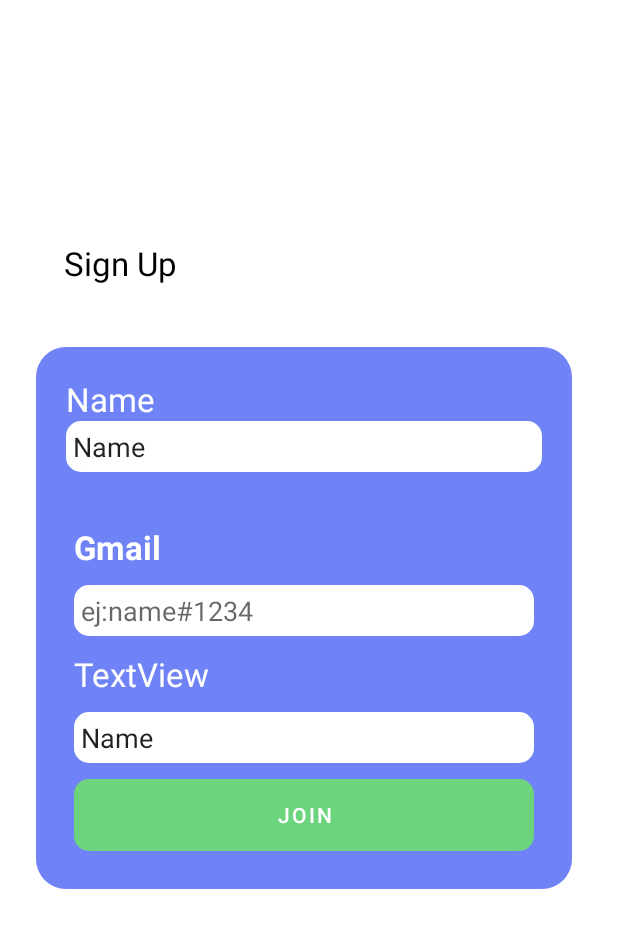
After one commit to tipeXwins/tipexlunch, an Android app: the layout fragment_register.xml on its own in the app's theme, with its tools: preview values and no code run, on a phone screen of 412 x 824 dp. The commit adds this screen. Shown: the top 928 px of the screen. Run offline under Robolectric (Android 15) with nearby library versions, the phone set to English and light mode, and no system bars.

Commit message:
layer login register

```diff
--- /dev/null
+++ b/app/src/main/res/layout/fragment_register.xml
@@ -0,0 +1,116 @@
+<?xml version="1.0" encoding="utf-8"?>
+<LinearLayout xmlns:android="http://schemas.android.com/apk/res/android"
+    xmlns:app="http://schemas.android.com/apk/res-auto"
+    xmlns:tools="http://schemas.android.com/tools"
+    android:layout_width="match_parent"
+    android:layout_height="match_parent"
+    android:orientation="vertical">
+
+    <androidx.constraintlayout.widget.ConstraintLayout
+        android:layout_width="match_parent"
+        android:layout_height="match_parent">
+
+        <TextView
+            android:id="@+id/textView6"
+            android:layout_width="wrap_content"
+            android:layout_height="wrap_content"
+            android:text="@string/signUp"
+            android:textAppearance="@style/deffont"
+            android:textColor="#000000"
+            app:layout_constraintBottom_toTopOf="@+id/linearLayout"
+            app:layout_constraintEnd_toEndOf="parent"
+            app:layout_constraintHorizontal_bias="0.127"
+            app:layout_constraintStart_toStartOf="parent"
+            app:layout_constraintTop_toTopOf="parent"
+            app:layout_constraintVertical_bias="0.794" />
+
+        <LinearLayout
+            android:id="@+id/linearLayout"
+
+            android:layout_width="357dp"
+            android:layout_height="wrap_content"
+            android:layout_marginStart="24dp"
+            android:layout_marginEnd="24dp"
+            android:background="@drawable/roundedsquare"
+            android:orientation="vertical"
+            android:padding="20dp"
+            app:layout_constraintBottom_toBottomOf="parent"
+            app:layout_constraintEnd_toEndOf="parent"
+            app:layout_constraintHeight_min="200dp"
+            app:layout_constraintHorizontal_bias="0.0"
+            app:layout_constraintStart_toStartOf="parent"
+            app:layout_constraintTop_toTopOf="parent">
+
+            <TextView
+                android:id="@+id/textView8"
+                android:layout_width="match_parent"
+                android:layout_height="wrap_content"
+                android:text="@string/name"
+                android:textAppearance="@style/deffont" />
+
+            <EditText
+                android:id="@+id/editTextTextPersonName2"
+                android:layout_width="match_parent"
+                android:layout_height="wrap_content"
+                android:background="@drawable/roundedsquare_child"
+                android:ems="10"
+                android:inputType="textPersonName"
+                android:text="Name" />
+
+            <Space
+                android:layout_width="match_parent"
+                android:layout_height="30dp" />
+
+            <TextView
+                android:id="@+id/textView3"
+                android:layout_width="match_parent"
+                android:layout_height="wrap_content"
+                android:layout_margin="@dimen/def"
+                android:text="@string/gmail"
+                android:textAppearance="@style/deffont"
+                android:textColor="#FFFFFF"
+                android:textStyle="bold" />
+
+            <EditText
+
+                android:id="@+id/editTextTextPersonName3"
+                android:layout_width="match_parent"
+                android:layout_height="wrap_content"
+                android:layout_margin="@dimen/def"
+                android:background="@drawable/roundedsquare_child"
+                android:ems="10"
+                android:hint="@string/ej_name_1234"
+
+                android:importantForAutofill="no"
+                android:inputType="textPersonName" />
+
+            <TextView
+                android:id="@+id/textView4"
+                android:layout_width="match_parent"
+                android:layout_height="wrap_content"
+                android:layout_margin="@dimen/def"
+                android:text="TextView"
+                android:textAppearance="@style/deffont" />
+
+            <EditText
+                android:id="@+id/editTextTextPersonName"
+                android:layout_width="match_parent"
+                android:layout_height="wrap_content"
+                android:layout_margin="@dimen/def"
+                android:background="@drawable/roundedsquare_child"
+                android:ems="10"
+                android:inputType="textPersonName"
+                android:text="Name" />
+
+            <Button
+                android:id="@+id/button3"
+                android:layout_width="match_parent"
+                android:layout_height="wrap_content"
+                android:layout_margin="@dimen/def"
+                android:background="@drawable/roundedsquare_child"
+                android:text="@string/join" />
+
+        </LinearLayout>
+    </androidx.constraintlayout.widget.ConstraintLayout>
+
+</LinearLayout>
--- a/app/src/main/res/values/strings.xml
+++ b/app/src/main/res/values/strings.xml
@@ -14,4 +14,9 @@
     <string name="hello_first_fragment">Hello first fragment</string>
     <string name="hello_second_fragment">Hello second fragment. Arg: %1$s</string>
     <string name="join">join</string>
+    <string name="gmail">Gmail</string>
+    <string name="signIn">Sign In</string>
+    <string name="signUp">Sign Up</string>
+    <string name="name">Name</string>
+
 </resources>
```
Also changed, not shown: app/src/main/res/layout/fragment_login.xml (added, +96 -0 lines).
